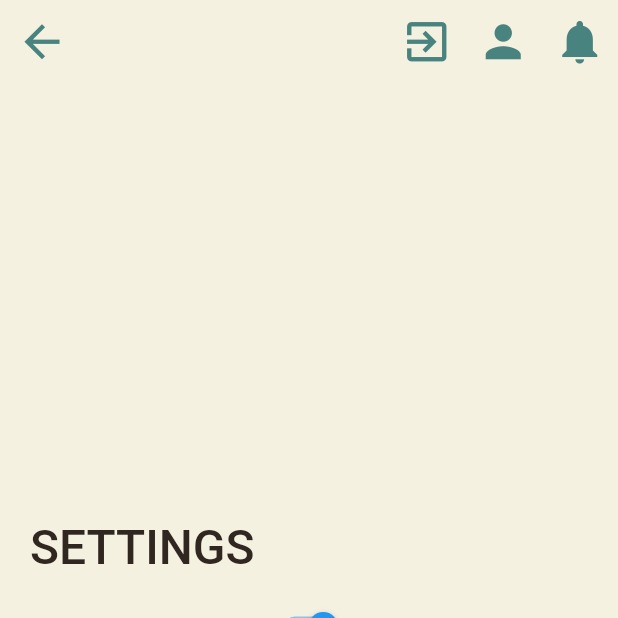
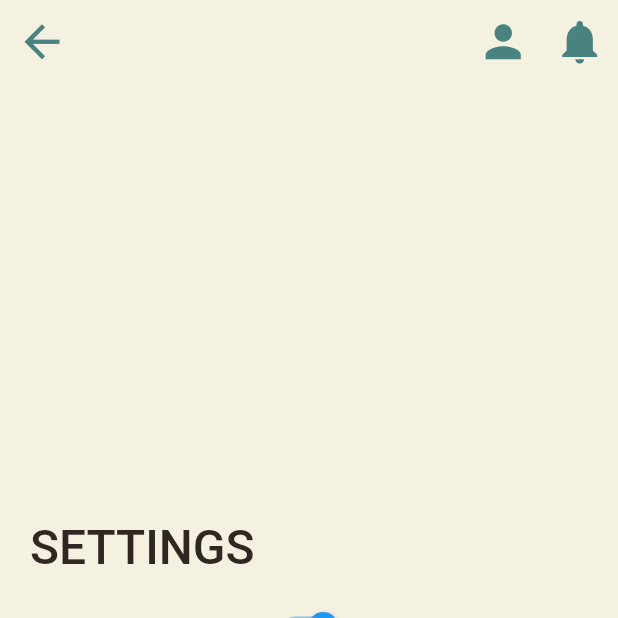
Before and after one commit to DECO-Bomb-Squad/plants, a Flutter app: the SettingsScreen screen opened directly, on a phone screen of 412 x 824 dp, the top half of it. Run offline on Flutter 3.47's test engine with Material 2 defaults, Android fonts, the phone set to English and light mode, and no system bars; our stand-ins replace firebase_core, firebase_messaging, get_it, image_picker, photo_view, shared_preferences and 1 more; missing offline and left inert: azblob, dart:html, firebase_core_web, firebase_messaging_web, flutter_secure_storage_web, shared_preferences_web; accounts and stored records are empty.

Commit message:
Properly does logouts, fixes my plants screen

```diff
--- a/src/app/lib/base/header_sliver.dart
+++ b/src/app/lib/base/header_sliver.dart
@@ -1,12 +1,16 @@
 import 'package:app/api/plant_api.dart';
+import 'package:app/screens/login_screen.dart';
 import 'package:flutter/material.dart';
 import 'package:app/utils/colour_scheme.dart';
 import 'package:get_it/get_it.dart';
 
-List<Widget> StandardHeaderBuilder(BuildContext context, bool innerBoxIsScrolled) {
+List<Widget> StandardHeaderBuilder(BuildContext context, bool innerBoxIsScrolled,
+    {bool hasBackButton = true, bool hasLogout = false}) {
   return <Widget>[
     SliverAppBar(
-      leading: IconButton(icon: Icon(Icons.arrow_back), onPressed: (() => Navigator.of(context).pop())),
+      leading: hasBackButton
+          ? IconButton(icon: Icon(Icons.arrow_back), onPressed: (() => Navigator.of(context).pop()))
+          : null,
       backgroundColor: lightColour,
       shadowColor: lightColour,
       pinned: false,
@@ -14,7 +18,13 @@ List<Widget> StandardHeaderBuilder(BuildContext context, bool innerBoxIsScrolled
       forceElevated: innerBoxIsScrolled,
       iconTheme: const IconThemeData(color: darkHighlight, size: 35),
       actions: [
-        IconButton(onPressed: () => GetIt.I<PlantAPI>().logout(), icon: const Icon(Icons.exit_to_app)),
+        if (hasLogout)
+          IconButton(
+              onPressed: () {
+                GetIt.I<PlantAPI>().logout();
+                Navigator.pushReplacement(context, MaterialPageRoute(builder: (context) => LoginScreen()));
+              },
+              icon: const Icon(Icons.exit_to_app)),
         IconButton(
           icon: const Icon(Icons.person),
           tooltip: 'Add new entry',
--- a/src/app/lib/base/root_widget.dart
+++ b/src/app/lib/base/root_widget.dart
@@ -52,7 +52,8 @@ class _RootWidgetState extends State<RootWidget> with SingleTickerProviderStateM
   @override
   Widget build(BuildContext context) => Scaffold(
         body: NestedScrollView(
-            headerSliverBuilder: StandardHeaderBuilder,
+            headerSliverBuilder: (context, isScrolled) =>
+                StandardHeaderBuilder(context, isScrolled, hasBackButton: false, hasLogout: true),
             body: TabBarView(
               controller: controller!,
               children: navItems!.map((e) => e.child).toList(),
```
Also changed, not shown: src/app/lib/screens/my_plants_screen.dart (+10 -1 lines).
